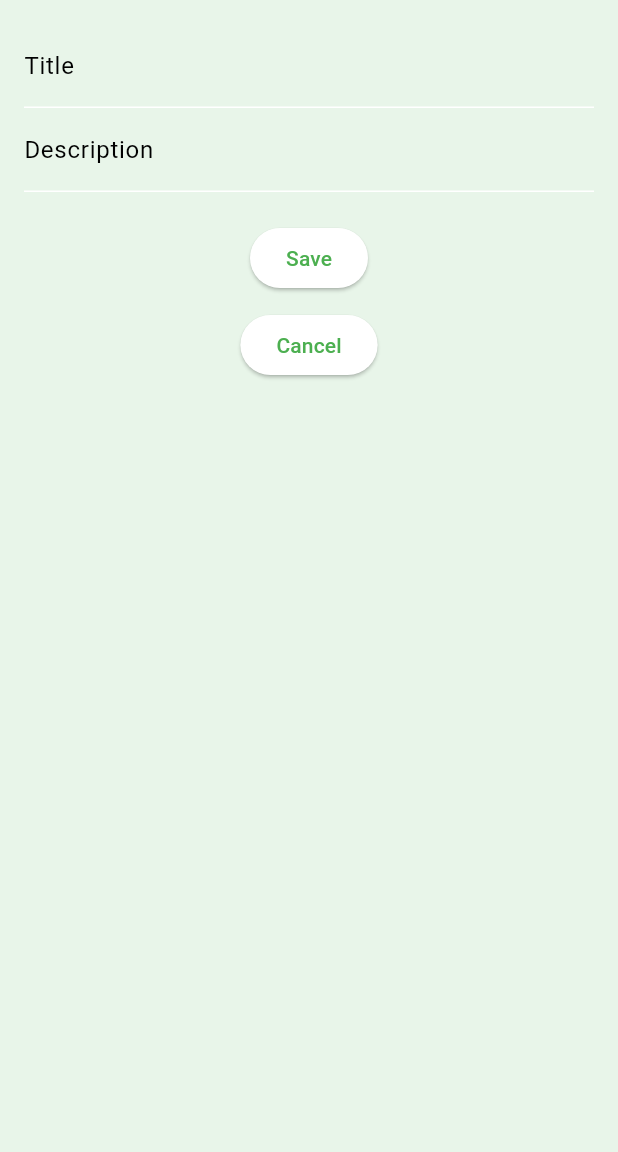
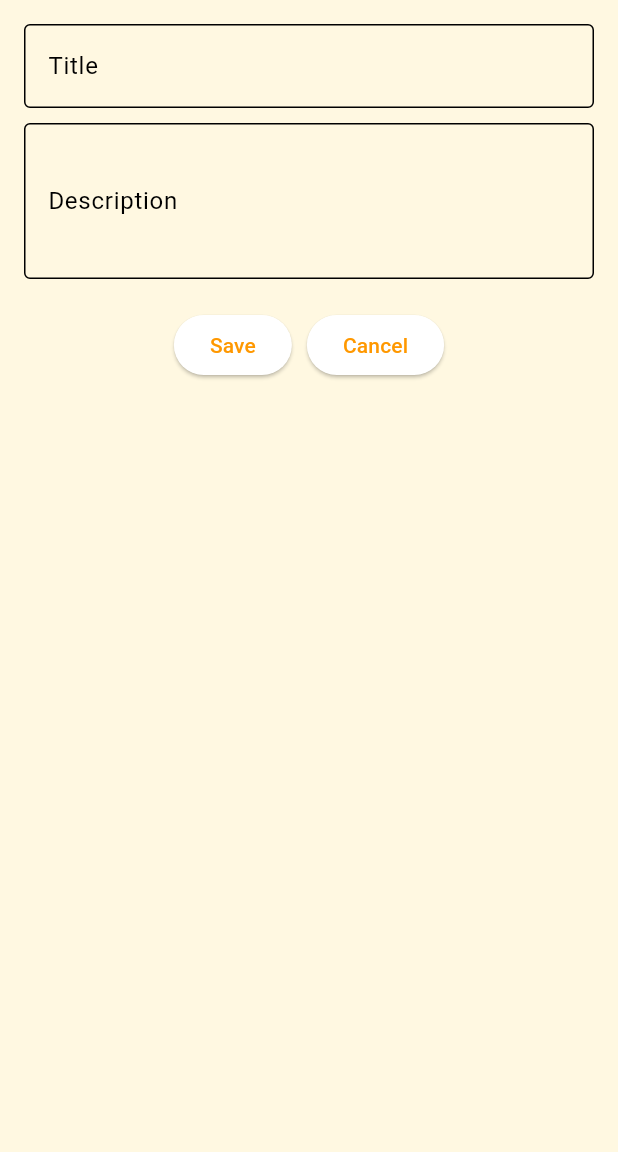
Before and after one commit to Asluf/flutter_note_app, a Flutter app: the screen it shows after launch, after a tap on the "add" icon, on a phone screen of 412 x 824 dp, the part 84-1236 px from its top. Run offline on Flutter 3.47's test engine with Material 3 defaults, Android fonts, the phone set to English and light mode, and no system bars; our stand-ins replace sqflite; accounts and stored records are empty.

```diff
--- a/lib/main.dart
+++ b/lib/main.dart
@@ -13,8 +13,9 @@ class MyApp extends StatelessWidget {
   Widget build(BuildContext context) {
     return MaterialApp(
       title: 'Note Manager',
-      theme: forestGreenTheme, // Light theme
-      darkTheme: darkModeTheme, // Dark theme
+      debugShowCheckedModeBanner: false,
+      theme: sunnyCitrusTheme,
+      darkTheme: darkModeTheme,
       themeMode: ThemeMode.system,
       home: const DashboardScreen(),
     );
--- a/lib/screens/DashboardScreen.dart
+++ b/lib/screens/DashboardScreen.dart
@@ -50,7 +50,7 @@ class _DashboardScreenState extends State<DashboardScreen> {
   Widget build(BuildContext context) {
     return Scaffold(
       appBar: AppBar(
-        title: Text('Notes'),
+        title: const Text('My Notes'),
       ),
       body: ListView.builder(
         itemCount: _notes.length,
@@ -70,11 +70,11 @@ class _DashboardScreenState extends State<DashboardScreen> {
                 mainAxisSize: MainAxisSize.min,
                 children: [
                   IconButton(
-                    icon: Icon(Icons.edit),
+                    icon: const Icon(Icons.edit),
                     onPressed: () => _editNote(note),
                   ),
                   IconButton(
-                    icon: Icon(Icons.delete),
+                    icon: const Icon(Icons.delete),
                     onPressed: () => _deleteNote(note['_id']),
                   ),
                 ],
@@ -85,7 +85,7 @@ class _DashboardScreenState extends State<DashboardScreen> {
       ),
       floatingActionButton: FloatingActionButton(
         onPressed: _createNote,
-        child: Icon(Icons.add),
+        child: const Icon(Icons.add),
       ),
     );
   }
--- a/lib/screens/NoteForm.dart
+++ b/lib/screens/NoteForm.dart
@@ -57,14 +57,17 @@ class _NoteFormState extends State<NoteForm> {
         title: Text(widget.note == null ? 'New Note' : 'Edit Note'),
       ),
       body: Padding(
-        padding: EdgeInsets.all(16.0),
+        padding: const EdgeInsets.all(16.0),
         child: Form(
           key: _formKey,
           child: Column(
             children: [
               TextFormField(
                 controller: _titleController,
-                decoration: InputDecoration(labelText: 'Title'),
+                decoration: const InputDecoration(
+                  labelText: 'Title',
+                  border: OutlineInputBorder(),
+                ),
                 validator: (value) {
                   if (value == null || value.isEmpty) {
                     return 'Please enter a title';
@@ -72,27 +75,41 @@ class _NoteFormState extends State<NoteForm> {
                   return null;
                 },
               ),
+              const SizedBox(
+                height: 10,
+              ),
               TextFormField(
                 controller: _descriptionController,
-                decoration: InputDecoration(labelText: 'Description'),
+                decoration: const InputDecoration(
+                  labelText: 'Description',
+                  border: OutlineInputBorder(),
+                ),
                 validator: (value) {
                   if (value == null || value.isEmpty) {
                     return 'Please enter a description';
                   }
                   return null;
                 },
+                minLines: 3,
+                maxLines: 10,
               ),
-              SizedBox(height: 20),
+              const SizedBox(height: 20),
+              Row(
+                mainAxisAlignment: MainAxisAlignment.center,
+                crossAxisAlignment: CrossAxisAlignment.center,
+                children: [
                   ElevatedButton(
                     onPressed: _saveNote,
-                child: Text('Save'),
+                    child: const Text('Save'),
                   ),
-              SizedBox(height: 10),
+                  const SizedBox(width: 10),
                   ElevatedButton(
                     onPressed: () {
                       Navigator.pop(context);
                     },
-                child: Text('Cancel'),
+                    child: const Text('Cancel'),
+                  ),
+                ],
               ),
             ],
           ),
```
Also changed, not shown: 6 other files. Lines whose indentation alone changed are shown as unchanged.
